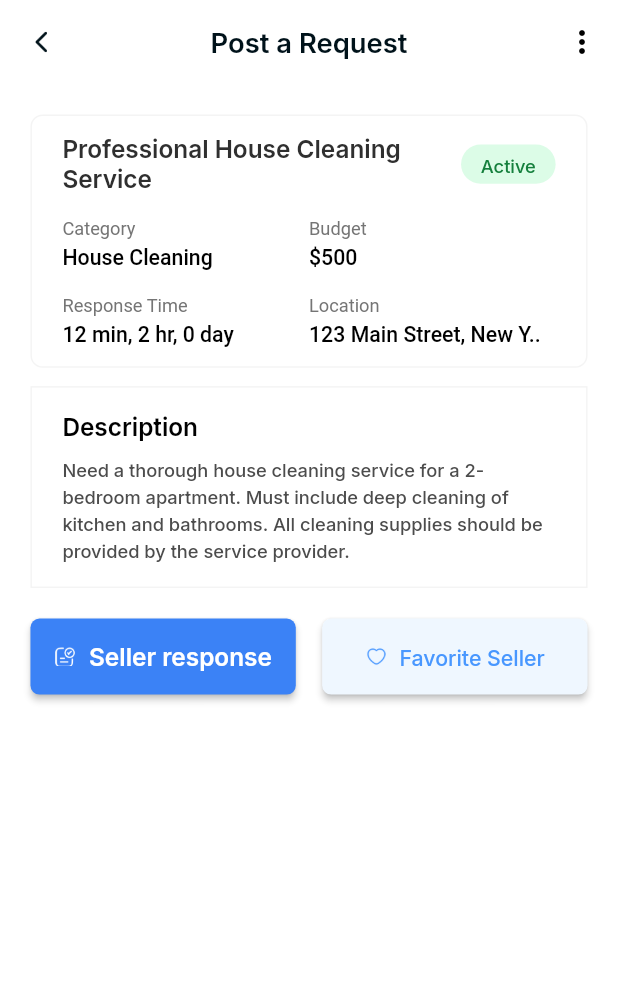
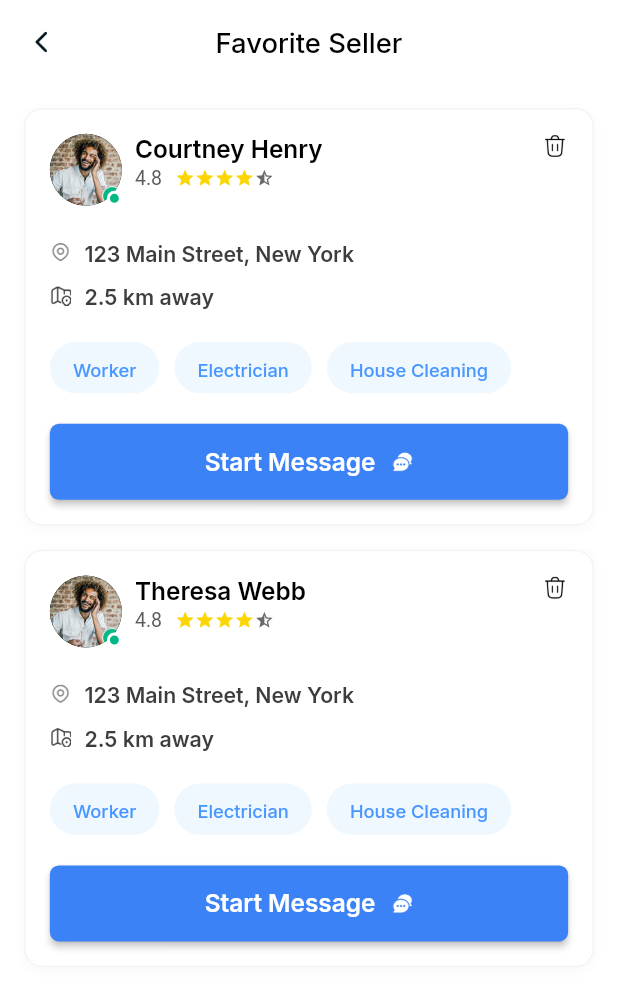
Before and after one commit to akibur-rahman-wix-buddy/martaarcadu_app, a Flutter app: the RequestDetailsScreen screen opened by its route, after a tap on "Favorite Seller", on a phone screen of 412 x 824 dp. Shown: the top 988 px of the screen. Run offline on Flutter 3.47's test engine with Material 3 defaults, Android fonts, the light colour scheme and no system bars; drawn by our look-alikes of auto_animated; our stand-ins replace dio, flutter_screenutil, get, get_it, get_storage, image_picker and 3 more; missing offline and left inert: dotlottie_loader; accounts and stored records are empty; Roboto replaces fonts that are missing (Manrope).

Commit message:
complete favorite seller screen

```diff
--- a/lib/common_widgets/common_button.dart
+++ b/lib/common_widgets/common_button.dart
@@ -2,11 +2,13 @@ import 'package:flutter/material.dart';
 import 'package:flutter_screenutil/flutter_screenutil.dart';
 import 'package:martaarcadu_app/gen/colors.gen.dart';
 import 'package:martaarcadu_app/constants/text_font_style.dart';
+import 'package:martaarcadu_app/helpers/ui_helpers.dart';
 
 class CommonButton extends StatelessWidget {
   final String text;
   final VoidCallback onPressed;
   final Widget? leadingIcon;
+  final Widget? trailingIcon;
   final bool isOutlined;
   final Color backgroundColor;
   final Color textColor;
@@ -19,6 +21,7 @@ class CommonButton extends StatelessWidget {
     required this.text,
     required this.onPressed,
     this.leadingIcon,
+    this.trailingIcon,
     this.isOutlined = false,
     this.backgroundColor = AppColors.c3B82F6,
     this.textColor = AppColors.cFFFFFF,
@@ -44,11 +47,15 @@ class CommonButton extends StatelessWidget {
                 color: textColor,
               ),
         ),
+        if (trailingIcon != null) ...[
+          UIHelper.horizontalSpace(10.w),
+          trailingIcon!,
+        ],
       ],
     );
 
     final shape = RoundedRectangleBorder(
-      borderRadius: BorderRadius.circular(6.r),
+      borderRadius: BorderRadius.circular(borderRadius.r),
     );
 
     return SizedBox(
@@ -60,7 +67,6 @@ class CommonButton extends StatelessWidget {
               style: OutlinedButton.styleFrom(
                 backgroundColor: AppColors.cEFF7FF,
                 foregroundColor: AppColors.c4897FF,
-
                 shape: shape,
                 padding: padding,
               ),
--- /dev/null
+++ b/lib/features/favorite_seller/presentation/favorite_seller_screen.dart
@@ -0,0 +1,59 @@
+import 'package:flutter/material.dart';
+import 'package:martaarcadu_app/common_widgets/common_arrow_button.dart';
+import 'package:martaarcadu_app/constants/text_font_style.dart';
+import 'package:martaarcadu_app/features/favorite_seller/presentation/model/seller.dart';
+import 'package:martaarcadu_app/features/favorite_seller/presentation/widgets/favorite_seller_card.dart';
+import 'package:martaarcadu_app/gen/assets.gen.dart';
+import 'package:martaarcadu_app/gen/colors.gen.dart';
+// Import your Seller model
+
+class FavoriteSellerScreen extends StatelessWidget {
+  FavoriteSellerScreen({super.key});
+
+  final List<Map<String, dynamic>> sellers = [
+    {
+      'name': 'Courtney Henry',
+      'rating': '4.8',
+      'address': '123 Main Street, New York',
+      'distance': '2.5 km away',
+      "tags": ["Worker", "Electrician", "House Cleaning"],
+      'image': Assets.images.favoriteScreenImage1.path,
+    },
+    {
+      'name': 'Theresa Webb',
+      'rating': '4.8',
+      'address': '123 Main Street, New York',
+      'distance': '2.5 km away',
+      "tags": ["Worker", "Electrician", "House Cleaning"],
+      'image': Assets.images.favoriteScreenImage1.path,
+    },
+  ];
+
+  @override
+  Widget build(BuildContext context) {
+    return Scaffold(
+      backgroundColor: AppColors.cFFFFFF,
+      appBar: AppBar(
+        backgroundColor: AppColors.cFFFFFF,
+        elevation: 0,
+        leading: const CommonBackButton(),
+        centerTitle: true,
+        title: Text(
+          'Favorite Seller',
+          style: TextFontStyle.textStylec18c1B1F3BManropeW600.copyWith(
+            color: AppColors.c000000,
+            fontWeight: FontWeight.w500,
+          ),
+        ),
+      ),
+      body: ListView.builder(
+        padding: const EdgeInsets.all(16),
+        itemCount: sellers.length,
+        itemBuilder: (context, index) {
+          final seller = Seller.fromMap(sellers[index]);
+          return FavoriteSellerCard(seller: seller);
+        },
+      ),
+    );
+  }
+}
--- /dev/null
+++ b/lib/features/favorite_seller/presentation/model/seller.dart
@@ -0,0 +1,28 @@
+class Seller {
+  final String name;
+  final String rating;
+  final String address;
+  final String distance;
+  final String image;
+  final List<String> tags;
+
+  Seller({
+    required this.name,
+    required this.rating,
+    required this.address,
+    required this.distance,
+    required this.image,
+    required this.tags,
+  });
+
+  factory Seller.fromMap(Map<String, dynamic> map) {
+    return Seller(
+      name: map['name'],
+      rating: map['rating'],
+      address: map['address'],
+      distance: map['distance'],
+      image: map['image'],
+      tags: List<String>.from(map['tags']),
+    );
+  }
+}
--- /dev/null
+++ b/lib/features/favorite_seller/presentation/widgets/favorite_seller_card.dart
@@ -0,0 +1,179 @@
+import 'package:flutter/material.dart';
+import 'package:flutter_screenutil/flutter_screenutil.dart';
+import 'package:martaarcadu_app/common_widgets/common_button.dart';
+import 'package:martaarcadu_app/constants/text_font_style.dart';
+import 'package:martaarcadu_app/gen/assets.gen.dart';
+import 'package:martaarcadu_app/gen/colors.gen.dart';
+import 'package:martaarcadu_app/features/favorite_seller/presentation/model/seller.dart';
+import 'package:martaarcadu_app/helpers/ui_helpers.dart';
+
+class FavoriteSellerCard extends StatelessWidget {
+  final Seller seller;
+
+  const FavoriteSellerCard({super.key, required this.seller});
+
+  @override
+  Widget build(BuildContext context) {
+    return Container(
+      margin: const EdgeInsets.only(bottom: 16),
+      padding: EdgeInsets.all(16.sp),
+      decoration: BoxDecoration(
+        color: AppColors.cFFFFFF,
+        borderRadius: BorderRadius.circular(12.r),
+        boxShadow: [
+          BoxShadow(
+            color: Colors.black.withAlpha((0.03*255).toInt()),
+            blurRadius: 6,
+            offset: const Offset(0, 2),
+          )
+        ],
+        border: Border.all(color: AppColors.cF4F4F4),
+      ),
+      child: Column(
+        crossAxisAlignment: CrossAxisAlignment.start,
+        children: [
+          // Profile Row
+          Row(
+            crossAxisAlignment: CrossAxisAlignment.start,
+            children: [
+              Stack(
+                children: [
+                  CircleAvatar(
+                    radius: 24,
+                    backgroundImage: AssetImage(seller.image),
+                  ),
+                  Positioned(
+                    bottom: 0,
+                    right: 0,
+                    child: Container(
+                      width: 10,
+                      height: 10,
+                      decoration: BoxDecoration(
+                        shape: BoxShape.circle,
+                        color: AppColors.c04B885,
+                        border: Border.all(color: AppColors.cFFFFFF, width: 2),
+                      ),
+                    ),
+                  )
+                ],
+              ),
+              UIHelper.horizontalSpace(8.w),
+              Expanded(
+                child: Column(
+                  crossAxisAlignment: CrossAxisAlignment.start,
+                  children: [
+                    Text(
+                      seller.name,
+                      style: TextFontStyle.textStylec16c292D32ManropeW600
+                          .copyWith(color: AppColors.c000000),
+                    ),
+                    UIHelper.verticalSpace(2.h),
+                    Row(
+                      children: [
+                        Text(
+                          seller.rating.toString(),
+                          style:
+                              TextStyle(color: AppColors.c5B5B5B, fontSize: 13),
+                        ),
+                        UIHelper.horizontalSpace(8.w),
+                        Row(
+                          children: List.generate(5, (index) {
+                            if (index < double.parse(seller.rating).floor()) {
+                              return Icon(Icons.star,
+                                  size: 13.sp, color: AppColors.cFCD503);
+                            } else if (index ==
+                                    double.parse(seller.rating).floor() &&
+                                double.parse(seller.rating) % 1 != 0) {
+                              return Icon(Icons.star_half,
+                                  size: 13.sp, color: AppColors.c6A6A6A);
+                            } else {
+                              return Icon(Icons.star_border,
+                                  size: 13.sp, color: AppColors.cFCD503);
+                            }
+                          }),
+                        ),
+                      ],
+                    ),
+                  ],
+                ),
+              ),
+              Image.asset(
+                Assets.icons.deleteIcon2.path,
+                height: 16.h,
+                width: 16.w,
+              ),
+            ],
+          ),
+
+          UIHelper.verticalSpace(20.h),
+
+          Row(
+            children: [
+              Image.asset(
+                Assets.icons.locationIcon.path,
+                height: 13.h,
+                width: 13.w,
+              ),
+              UIHelper.horizontalSpace(8.w),
+              Expanded(
+                child: Text(
+                  seller.address,
+                  style: TextFontStyle.textStylec14c3D3D3DManropeW600
+                      .copyWith(color: AppColors.c3D3D3D),
+                ),
+              ),
+            ],
+          ),
+
+          UIHelper.verticalSpace(8.h),
+
+          Row(
+            children: [
+              Image.asset(
+                Assets.icons.mapIcon.path,
+                height: 13.h,
+                width: 13.w,
+              ),
+              UIHelper.horizontalSpace(8.w),
+              Text(
+                seller.distance,
+                style: TextFontStyle.textStylec14c3D3D3DManropeW600
+                    .copyWith(color: AppColors.c3D3D3D),
+              ),
+            ],
+          ),
+
+          UIHelper.verticalSpace(20.h),
+
+          // Tags
+          Wrap(
+            spacing: 10,
+            children: seller.tags.map((tag) {
+              return Container(
+                padding: EdgeInsets.symmetric(horizontal: 14.w, vertical: 8.h),
+                decoration: BoxDecoration(
+                  color: AppColors.cEFF7FF,
+                  borderRadius: BorderRadius.circular(20.r),
+                ),
+                child: Text(tag,
+                    style: TextFontStyle.textStylec12c393939ManropeW500
+                        .copyWith(color: AppColors.c4897FF)),
+              );
+            }).toList(),
+          ),
+
+          UIHelper.verticalSpace(20.h),
+          CommonButton(
+            text: 'Start Message',
+            onPressed: () {},
+            trailingIcon: Image.asset(
+              Assets.icons.messageIcon.path,
+              height: 13.h,
+              width: 13.w,
+            ),
+          )
+        ],
+      ),
+    );
+  }
+}
--- a/lib/features/request_details/presentation/request_details_screen.dart
+++ b/lib/features/request_details/presentation/request_details_screen.dart
@@ -174,7 +174,10 @@ class RequestDetailsScreen extends StatelessWidget {
                         height: 13.h,
                         width: 13.w,
                       ),
-                      onPressed: () {},
+                      onPressed: () {
+                        NavigationService.navigateTo(
+                            Routes.favoriteSellerScreen);
+                      },
                     ),
                   ),
                 ],
--- a/lib/gen/assets.gen.dart
+++ b/lib/gen/assets.gen.dart
@@ -96,6 +96,9 @@ class $AssetsIconsGen {
   AssetGenImage get logoutIcon =>
       const AssetGenImage('assets/icons/logout_icon.png');
 
+  /// File path: assets/icons/map_icon.png
+  AssetGenImage get mapIcon => const AssetGenImage('assets/icons/map_icon.png');
+
   /// File path: assets/icons/menu_icon.png
   AssetGenImage get menuIcon =>
       const AssetGenImage('assets/icons/menu_icon.png');
@@ -173,6 +176,7 @@ class $AssetsIconsGen {
     locationIcon,
     lockIcon,
     logoutIcon,
+    mapIcon,
     menuIcon,
     messageIcon,
     notificationBellIcon,
--- a/lib/gen/colors.gen.dart
+++ b/lib/gen/colors.gen.dart
@@ -30,6 +30,9 @@ class AppColors {
 
   /// Color: #FF027A481A
   static const Color c027A481A = Color(0xFF027A481A);
+
+  /// Color: #FF04B885
+  static const Color c04B885 = Color(0xFF04B885);
 
   /// Color: #FF050505
   static const Color c050505 = Color(0xFF050505);
@@ -130,6 +133,9 @@ class AppColors {
   /// Color: #FF585858
   static const Color c585858 = Color(0xFF585858);
 
+  /// Color: #FF5B5B5B
+  static const Color c5B5B5B = Color(0xFF5B5B5B);
+
   /// Color: #FF5D5D5D
   static const Color c5D5D5D = Color(0xFF5D5D5D);
 
@@ -141,6 +147,9 @@ class AppColors {
 
   /// Color: #FF69B360
   static const Color c69B360 = Color(0xFF69B360);
+
+  /// Color: #FF6A6A6A
+  static const Color c6A6A6A = Color(0xFF6A6A6A);
 
   /// Color: #FF6B6B6B
   static const Color c6B6B6B = Color(0xFF6B6B6B);
--- a/lib/helpers/all_routes.dart
+++ b/lib/helpers/all_routes.dart
@@ -10,6 +10,7 @@ import 'package:martaarcadu_app/features/auth/forget_password/presentation/forge
 import 'package:martaarcadu_app/features/auth/login/presentation/login_screen.dart';
 import 'package:martaarcadu_app/features/auth/new_password/presentation/new_password_screen.dart';
 import 'package:martaarcadu_app/features/auth/otp_verify/presentation/otp_verify_screen.dart';
+import 'package:martaarcadu_app/features/favorite_seller/presentation/favorite_seller_screen.dart';
 import 'package:martaarcadu_app/features/home/presentation/home_screen.dart';
 import 'package:martaarcadu_app/features/post_request/presentation/post_request_screen.dart';
 import 'package:martaarcadu_app/features/request_details/presentation/request_details_screen.dart';
@@ -75,6 +76,7 @@ final class Routes {
   static const String requestSucessfullyScreen = '/request_sucessfully_screen';
   static const String requestDetailsScreen = '/request_details_screen';
   static const String sellerResponseScreen = '/seller_response_screen';
+  static const String favoriteSellerScreen = '/favorite_seller_screen';
 
 }
 
@@ -146,6 +148,12 @@ final class RouteGenerator {
                 widget: SellerResponseScreen(), settings: settings)
             : CupertinoPageRoute(
                 builder: (context) => SellerResponseScreen());
+            case Routes.favoriteSellerScreen:
+        return Platform.isAndroid
+            ? _FadedTransitionRoute(
+                widget: FavoriteSellerScreen(), settings: settings)
+            : CupertinoPageRoute(
+                builder: (context) => FavoriteSellerScreen());
       // // case Routes.categorySearchScreen:
       // //   return Platform.isAndroid
       // //       ? _FadedTransitionRoute(
--- a/lib/main.dart
+++ b/lib/main.dart
@@ -7,6 +7,7 @@ import 'package:martaarcadu_app/features/account/create_account/presentation/cre
 
 import 'package:martaarcadu_app/features/auth/login/presentation/login_screen.dart';
 import 'package:martaarcadu_app/features/drawer/presentation/drawer_screen.dart';
+import 'package:martaarcadu_app/features/favorite_seller/presentation/favorite_seller_screen.dart';
 import 'package:martaarcadu_app/features/home/presentation/home_screen.dart';
 import 'package:martaarcadu_app/features/onboarding/presentation/onboarding_screen.dart';
 import 'package:martaarcadu_app/features/post_request/presentation/post_request_screen.dart';
```
Also changed, not shown: assets/icons/map_icon.png (added), 1 other file.
